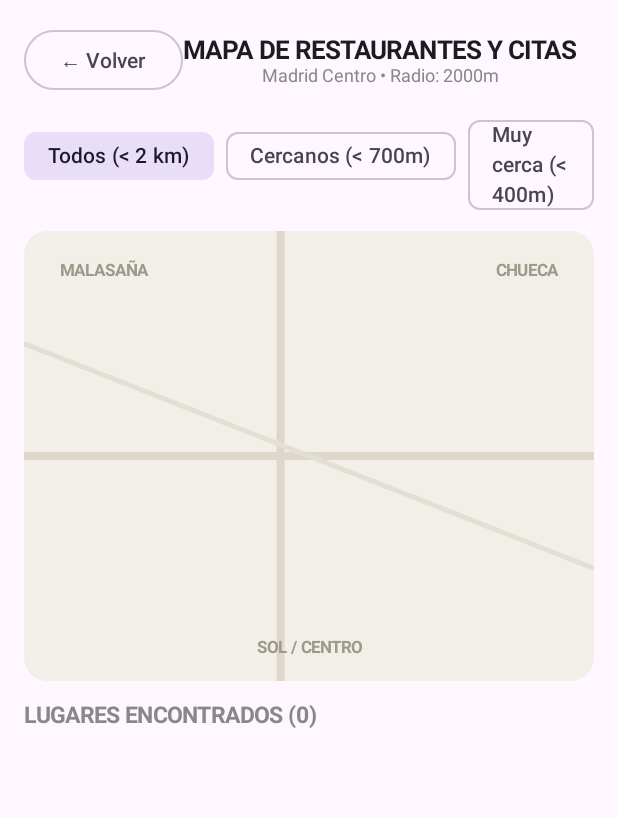
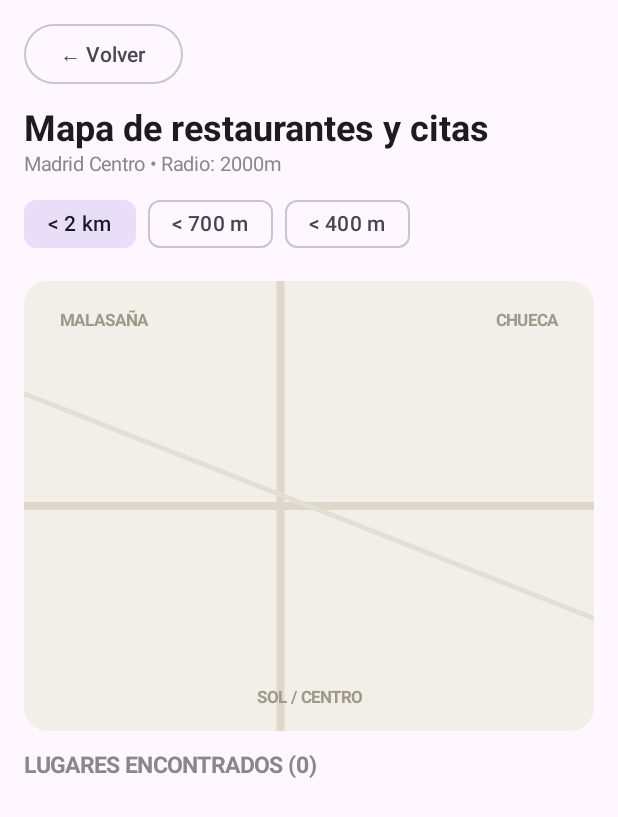
Before and after one commit to andygg-06/PAD-G6-2627, an Android app built with Jetpack Compose: the composable MapaScreen shown on its own in the app's theme, on a phone screen of 412 x 824 dp. Shown: the top 817 px of the screen. Run offline under Robolectric (Android 15) with nearby library versions, the phone set to English and light mode, and no system bars; 1 statement that could not run was skipped.

Commit message:
Diseño: cabeceras, pantalla de perfil y mapa

```diff
--- a/shared/src/commonMain/kotlin/com/pad/dishmatch/features/mapa/presentation/MapaScreen.kt
+++ b/shared/src/commonMain/kotlin/com/pad/dishmatch/features/mapa/presentation/MapaScreen.kt
@@ -52,29 +52,28 @@ fun MapaScreen(
 ) {
     Scaffold(
         topBar = {
-            Row(
+            // El boton arriba y el titulo debajo: asi el titulo nunca
+            // se queda sin sitio ni se mete debajo del boton
+            Column(
                 modifier = Modifier
                     .fillMaxWidth()
-                    .padding(16.dp),
-                verticalAlignment = Alignment.CenterVertically,
-                horizontalArrangement = Arrangement.SpaceBetween
+                    .padding(start = 16.dp, end = 16.dp, top = 12.dp, bottom = 8.dp)
             ) {
                 OutlinedButton(onClick = onVolverClick) {
                     Text("← Volver")
                 }
-                Column(horizontalAlignment = Alignment.CenterHorizontally) {
+                Spacer(modifier = Modifier.height(12.dp))
                 Text(
-                        text = "MAPA DE RESTAURANTES Y CITAS",
+                    text = "Mapa de restaurantes y citas",
                     fontWeight = FontWeight.Bold,
-                        fontSize = 17.sp
+                    fontSize = 24.sp
                 )
+                Spacer(modifier = Modifier.height(2.dp))
                 Text(
                     text = "Madrid Centro • Radio: ${state.filtroDistanciaMax}m",
-                        fontSize = 12.sp,
+                    fontSize = 13.sp,
                     color = Color.Gray
                 )
-                }
-                Spacer(modifier = Modifier.width(60.dp))
             }
         }
     ) { paddingValues ->
@@ -91,20 +90,22 @@ fun MapaScreen(
                     modifier = Modifier.fillMaxWidth(),
                     horizontalArrangement = Arrangement.spacedBy(8.dp)
                 ) {
+                    // Etiquetas cortas: las largas no caben en una fila
+                    // y el chip se parte en tres lineas
                     FilterChip(
                         selected = state.filtroDistanciaMax == 2000,
                         onClick = { onAction(MapaAction.CambiarFiltroDistancia(2000)) },
-                        label = { Text("Todos (< 2 km)") }
+                        label = { Text("< 2 km", maxLines = 1) }
                     )
                     FilterChip(
                         selected = state.filtroDistanciaMax == 700,
                         onClick = { onAction(MapaAction.CambiarFiltroDistancia(700)) },
-                        label = { Text("Cercanos (< 700m)") }
+                        label = { Text("< 700 m", maxLines = 1) }
                     )
                     FilterChip(
                         selected = state.filtroDistanciaMax == 400,
                         onClick = { onAction(MapaAction.CambiarFiltroDistancia(400)) },
-                        label = { Text("Muy cerca (< 400m)") }
+                        label = { Text("< 400 m", maxLines = 1) }
                     )
                 }
             }
```
Also changed, not shown: shared/src/commonMain/kotlin/com/pad/dishmatch/PerfilScreen.kt (+88 -40 lines), shared/src/commonMain/kotlin/com/pad/dishmatch/features/ajustes/presentation/AjustesScreen.kt (+7 -7 lines). Lines whose indentation alone changed are shown as unchanged.
